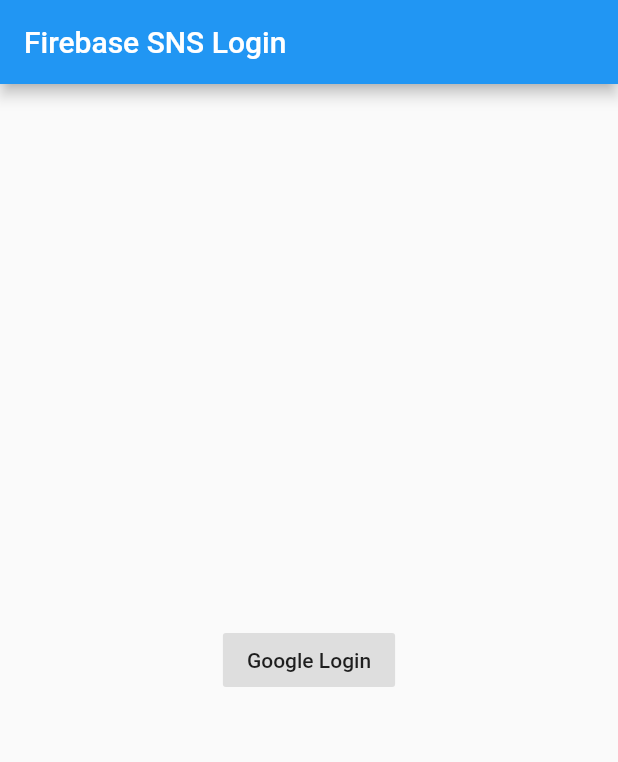
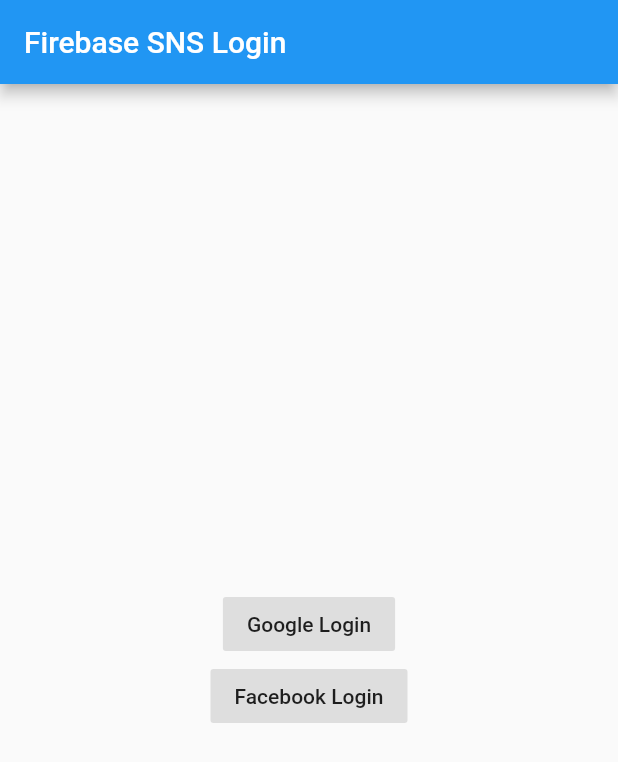
Before and after one commit to jyryuitpro/sample_sns_login, a Flutter app: the screen it shows after launch, on a phone screen of 412 x 824 dp. Shown: the top 762 px of the screen. Run offline on Flutter 3.47's test engine with Material 2 defaults, Android fonts, the phone set to English and light mode, and no system bars; our stand-ins replace firebase_auth, firebase_core, google_sign_in; missing offline and left inert: flutter_facebook_auth; accounts and stored records are empty.

Commit message:
파이어베이스 SNS 로그인 정복하기 / 페이스북 로그인 편 #4

```diff
--- a/lib/src/pages/home.dart
+++ b/lib/src/pages/home.dart
@@ -24,7 +24,7 @@ class Home extends StatelessWidget {
                   Text('${snapshot.data!.displayName}님 환영합니다.'),
                   FlatButton(
                     color: Colors.grey.withOpacity(0.3),
-                    child: Text('Google Logout'),
+                    child: Text('Logout'),
                     onPressed: FirebaseAuth.instance.signOut,
                   ),
                 ],
--- a/lib/src/pages/login.dart
+++ b/lib/src/pages/login.dart
@@ -1,5 +1,6 @@
 import 'package:firebase_auth/firebase_auth.dart';
 import 'package:flutter/material.dart';
+import 'package:flutter_facebook_auth/flutter_facebook_auth.dart';
 import 'package:google_sign_in/google_sign_in.dart';
 
 class Login extends StatelessWidget {
@@ -23,6 +24,18 @@ class Login extends StatelessWidget {
     return await FirebaseAuth.instance.signInWithCredential(credential);
   }
 
+  Future<UserCredential> signInWithFacebook() async {
+    // Trigger the sign-in flow
+    final LoginResult loginResult = await FacebookAuth.instance.login();
+
+    // Create a credential from the access token
+    final OAuthCredential facebookAuthCredential =
+        FacebookAuthProvider.credential(loginResult.accessToken!.token);
+
+    // Once signed in, return the UserCredential
+    return FirebaseAuth.instance.signInWithCredential(facebookAuthCredential);
+  }
+
   @override
   Widget build(BuildContext context) {
     return Scaffold(
@@ -38,6 +51,11 @@ class Login extends StatelessWidget {
               child: Text('Google Login'),
               onPressed: signInWithGoogle,
             ),
+            FlatButton(
+              color: Colors.grey.withOpacity(0.3),
+              child: Text('Facebook Login'),
+              onPressed: signInWithFacebook,
+            ),
           ],
         ),
       ),
--- a/pubspec.yaml
+++ b/pubspec.yaml
@@ -31,6 +31,7 @@ dependencies:
   firebase_core: ^1.6.0
   firebase_auth: ^3.1.0
   google_sign_in: ^5.0.7
+  flutter_facebook_auth: ^3.5.1
 
 dev_dependencies:
   flutter_test:
```
Also changed, not shown: pubspec.lock, 4 other files.
